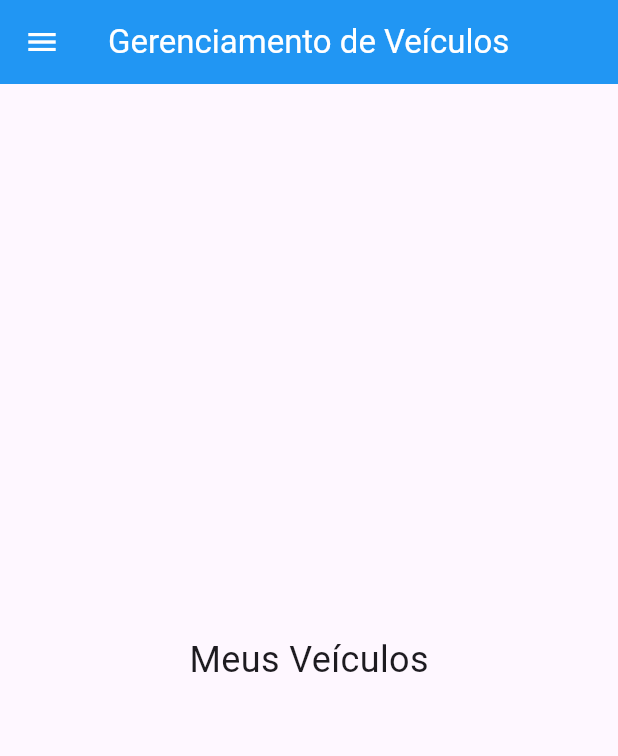
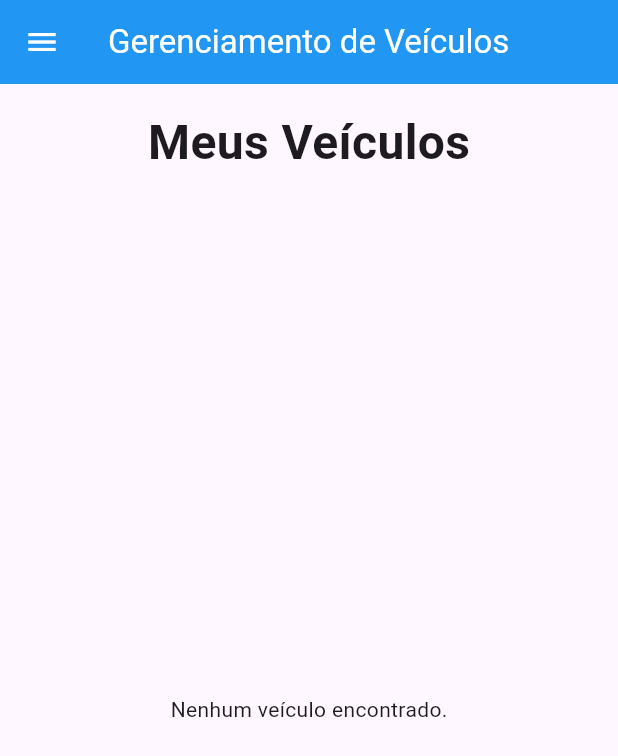
Before and after one commit to DilkerWinter/gerenciamento_veiculos, a Flutter app: the screen it shows once a user with an empty profile is signed in, on a phone screen of 412 x 824 dp. Shown: the top 756 px of the screen. Run offline on Flutter 3.47's test engine with Material 3 defaults, Android fonts, the phone set to English and light mode, and no system bars; our stand-ins replace cloud_firestore, firebase_auth, firebase_core; accounts and stored records are empty.

Commit message:
Criando card do veiculo e listando eles

```diff
--- a/lib/Screen/Gerenciador-Veiculos/homeScreen/home.dart
+++ b/lib/Screen/Gerenciador-Veiculos/homeScreen/home.dart
@@ -1,10 +1,10 @@
 import 'package:firebase_auth/firebase_auth.dart';
 import 'package:flutter/material.dart';
-import 'package:gerenciamento_veiculos/Screen/Login-Cadastro/login.dart';
 import 'package:gerenciamento_veiculos/Screen/Gerenciador-Veiculos/abastecimentoScreen/abastecimentoScreen.dart';
 import 'package:gerenciamento_veiculos/Screen/Gerenciador-Veiculos/userScreen/usuarioConfigScreen.dart';
 import 'package:gerenciamento_veiculos/Screen/Gerenciador-Veiculos/veiculoScreen/adicionarVeiculosScreen.dart';
 import 'package:gerenciamento_veiculos/Screen/Gerenciador-Veiculos/veiculoScreen/listaVeiculosScreen.dart';
+import 'package:gerenciamento_veiculos/Screen/Login-Cadastro/login.dart';
 
 class HomeScreen extends StatefulWidget {
   const HomeScreen({super.key});
@@ -21,7 +21,7 @@ class _HomeScreenState extends State<HomeScreen> {
       case 0:
         return const Listaveiculos();
       case 1:
-        return const AdcionarVeiculosScreen();
+        return const AdicionarVeiculosScreen();
       case 2:
         return const AbastecimentoScreen();
       case 3:
@@ -32,9 +32,13 @@ class _HomeScreenState extends State<HomeScreen> {
         });
         return const Listaveiculos();
       default:
-        return const Listaveiculos();
-    }
+        return Scaffold(
+        body: Center(
+          child: Text('Erro desconhecido!', style: TextStyle(fontSize: 24, color: Colors.red)),
+        ),
+      );
   }
+}
 
   Future<void> _confirmarDeslogar(BuildContext context) async{
     bool? confirmarDeslogar = await showDialog<bool>(context: context,
@@ -121,6 +125,7 @@ class _HomeScreenState extends State<HomeScreen> {
             ListTile(
               leading: Icon(Icons.add),
               title: Text('Adicionar Veículo'),
+
               onTap: () {
                 setState(() {
                   _selectedIndex = 1;
@@ -145,6 +150,7 @@ class _HomeScreenState extends State<HomeScreen> {
                 setState(() {
                   _selectedIndex = 3;
                 });
+                Navigator.pop(context);
               },
             ),
             ListTile(
@@ -159,7 +165,7 @@ class _HomeScreenState extends State<HomeScreen> {
           ],
         ),
       ),
-      body: _getBodyContent(_selectedIndex), // Exibe o conteúdo com base na seleção
+      body: _getBodyContent(_selectedIndex),
     );
   }
 }
--- a/lib/Screen/Gerenciador-Veiculos/veiculoScreen/listaVeiculosScreen.dart
+++ b/lib/Screen/Gerenciador-Veiculos/veiculoScreen/listaVeiculosScreen.dart
@@ -1,15 +1,56 @@
 import 'package:flutter/material.dart';
+import 'package:gerenciamento_veiculos/Model/Veiculo.dart';
+import 'package:gerenciamento_veiculos/Screen/Gerenciador-Veiculos/veiculoScreen/veiculoCard.dart';
+import 'package:gerenciamento_veiculos/controller/VeiculoController.dart';
 
 class Listaveiculos extends StatelessWidget {
   const Listaveiculos({super.key});
 
   @override
   Widget build(BuildContext context) {
+    VeiculoController veiculoController = VeiculoController();
+
     return Scaffold(
-      body: const Center(
-        child: Text(
-          'Meus Veículos',
-          style: TextStyle(fontSize: 24),
+      body: Padding(
+        padding: const EdgeInsets.all(16.0),
+        child: Column(
+          crossAxisAlignment: CrossAxisAlignment.start,
+          children: [
+            Center(
+              child: const Text(
+                'Meus Veículos',
+                style: TextStyle(fontSize: 32, fontWeight: FontWeight.bold),
+              ),
+            ),
+            const SizedBox(height: 20),
+            Expanded(
+              child: FutureBuilder<List<Veiculo>>(
+                future: veiculoController.buscarVeiculosUsuario(),
+                builder: (context, snapshot) {
+                  if (snapshot.connectionState == ConnectionState.waiting) {
+                    return const Center(child: CircularProgressIndicator());
+                  }
+
+                  if (snapshot.hasError) {
+                    return Center(child: Text('Erro: ${snapshot.error}'));
+                  }
+
+                  if (!snapshot.hasData || snapshot.data!.isEmpty) {
+                    return const Center(child: Text('Nenhum veículo encontrado.'));
+                  }
+
+                  final veiculos = snapshot.data!;
+
+                  return ListView.builder(
+                    itemCount: veiculos.length,
+                    itemBuilder: (context, index) {
+                      return VeiculoCard(veiculo: veiculos[index]);
+                    },
+                  );
+                },
+              ),
+            ),
+          ],
         ),
       ),
     );
```
Also changed, not shown: lib/Screen/Gerenciador-Veiculos/veiculoScreen/adicionarVeiculosScreen.dart (+52 -3 lines), lib/Screen/Gerenciador-Veiculos/veiculoScreen/veiculoCard.dart (+51 -2 lines), lib/controller/VeiculoController.dart (+55 -0 lines).
